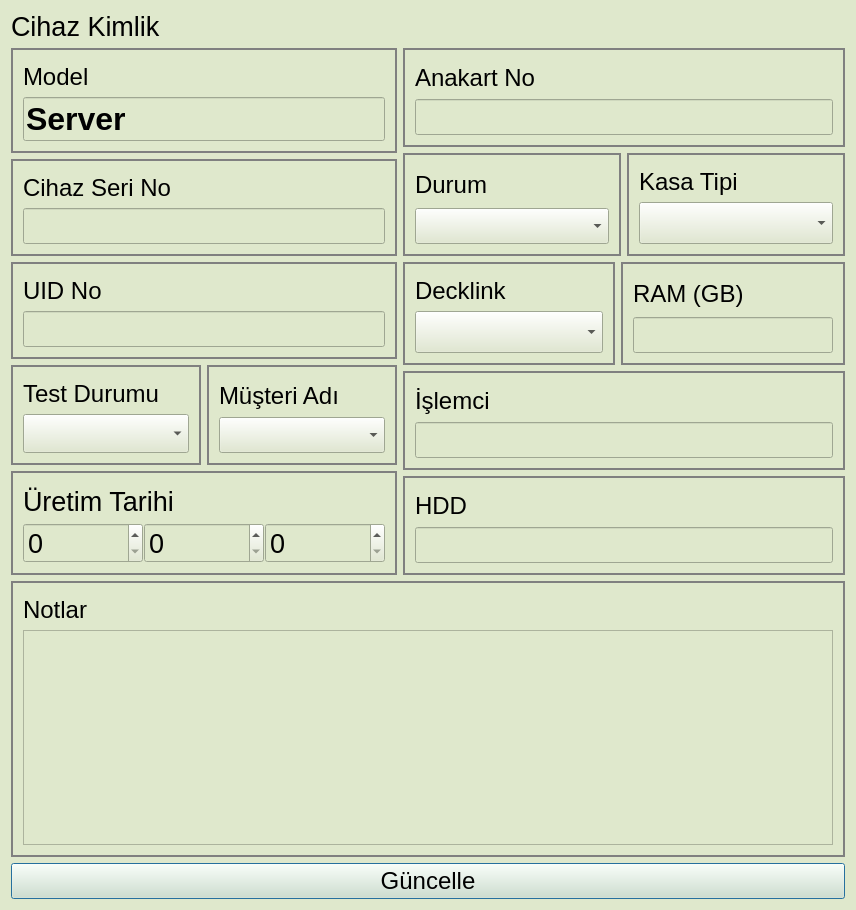
The window that src/informationserverdialog.ui (yunusemrecinar/QT5-cihaz-kimlik-teknik-servis) describes before a commit, drawn with Qt 5.
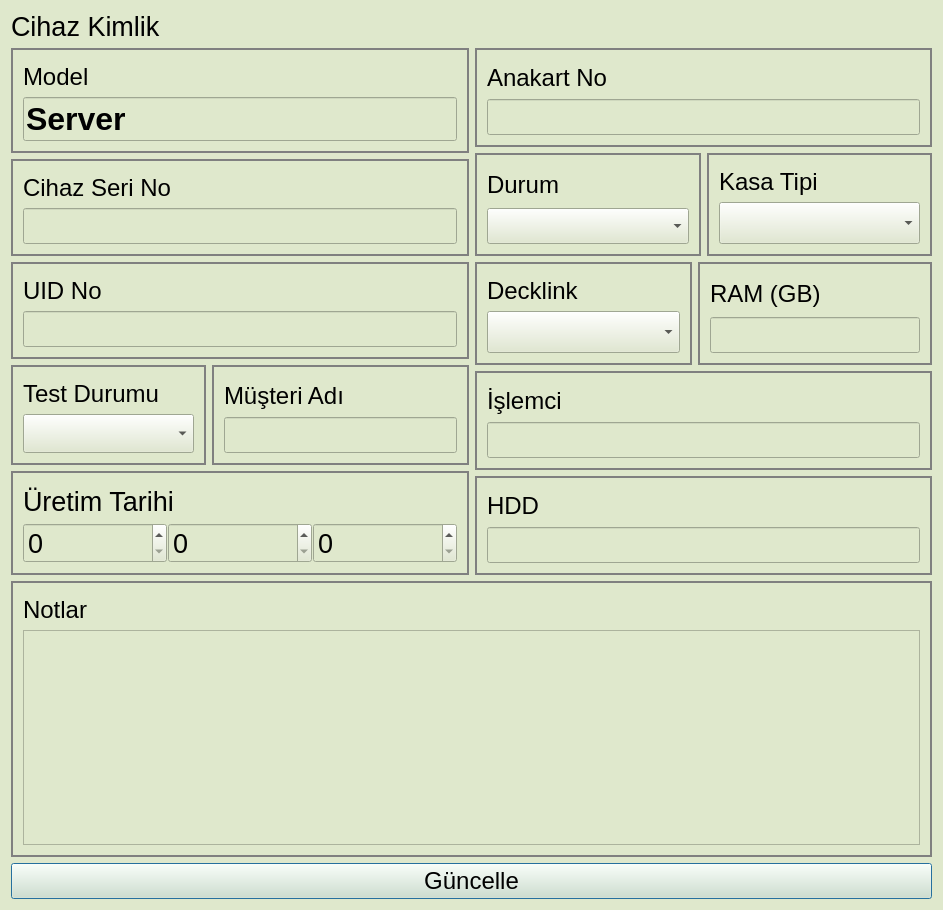
The same window after the commit.

Diff of the .ui file:
```diff
--- a/src/informationserverdialog.ui
+++ b/src/informationserverdialog.ui
@@ -6,7 +6,7 @@
    <rect>
     <x>0</x>
     <y>0</y>
-    <width>856</width>
+    <width>943</width>
     <height>910</height>
    </rect>
   </property>
@@ -166,6 +166,12 @@
           <layout class="QHBoxLayout" name="horizontalLayout_3">
            <item>
             <widget class="QGroupBox" name="TestDurumBox">
+             <property name="minimumSize">
+              <size>
+               <width>195</width>
+               <height>0</height>
+              </size>
+             </property>
              <property name="styleSheet">
               <string notr="true">QGroupBox {
 border:2px solid grey;
@@ -234,10 +240,7 @@
                </widget>
               </item>
               <item>
-               <widget class="QComboBox" name="musteriAdi_1">
-                <property name="enabled">
-                 <bool>true</bool>
-                </property>
+               <widget class="QLineEdit" name="musteriAdi_1">
                 <property name="font">
                  <font>
                   <pointsize>18</pointsize>
```
